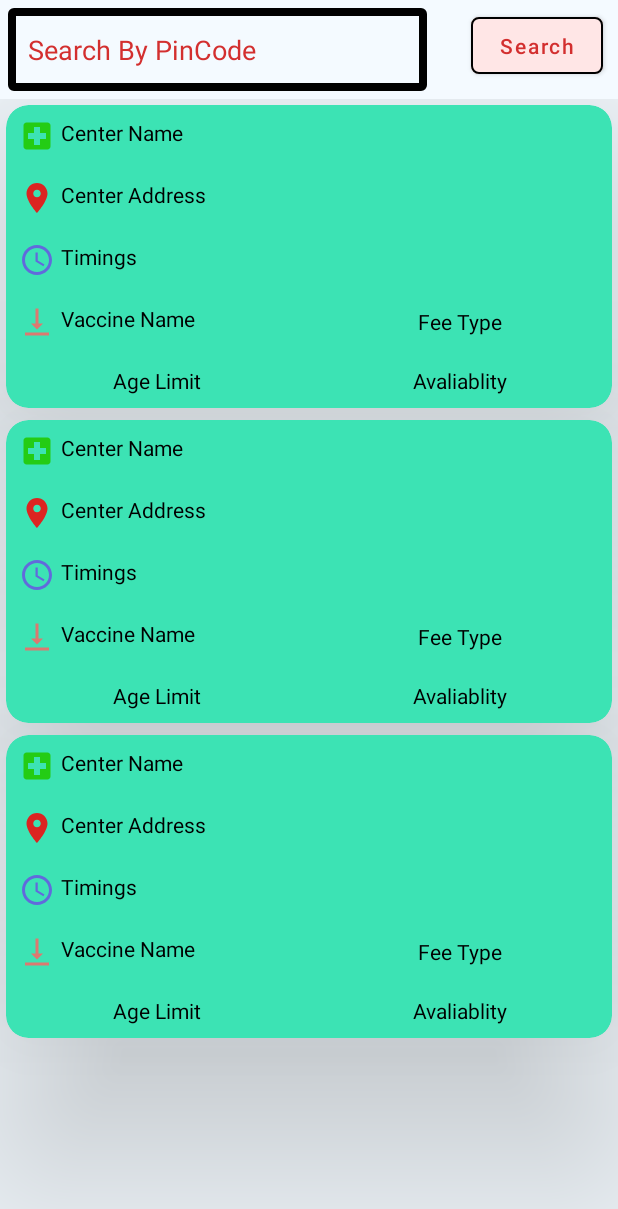
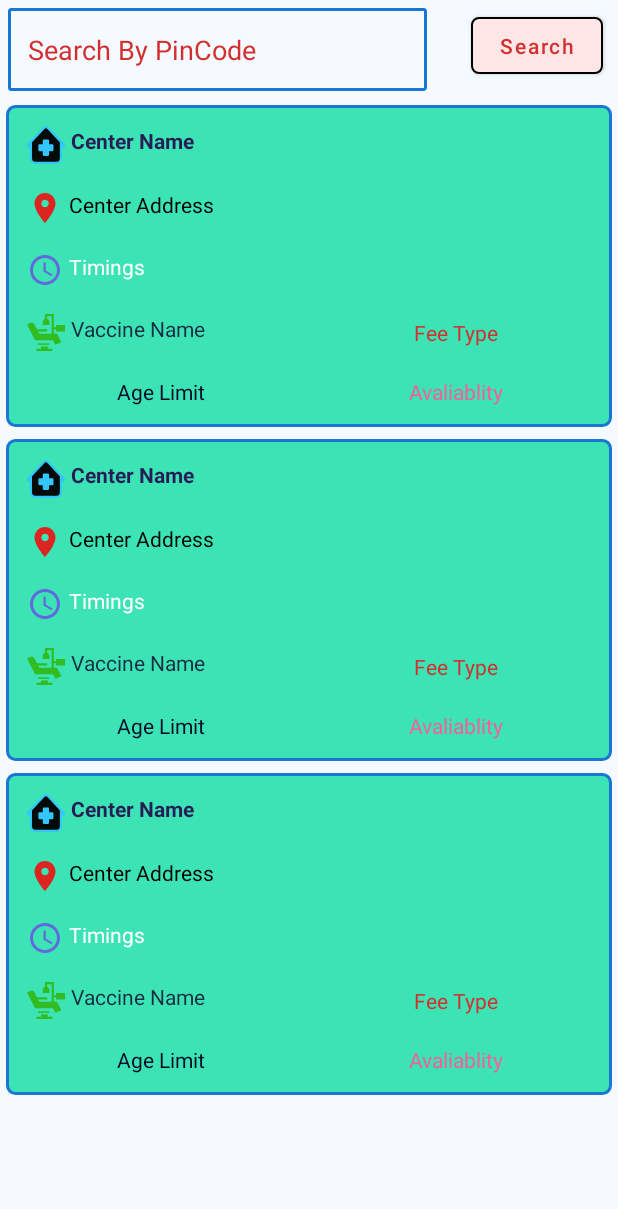
Before and after one commit to PreetishNiket/Covid19Tracker, an Android app: the layout activity_vaccine.xml on its own in the app's theme, with its tools: preview values and no code run, on a phone screen of 412 x 824 dp. Shown: the top 1209 px of the screen. Run offline under Robolectric (Android 15) with nearby library versions, the phone set to English and light mode, and no system bars.

Commit message:
Major Changes Updated

```diff
--- a/app/build.gradle
+++ b/app/build.gradle
@@ -49,6 +49,7 @@ dependencies {
     implementation 'androidx.swiperefreshlayout:swiperefreshlayout:1.1.0'
     //volley
     implementation 'com.android.volley:volley:1.2.0'
-
+    //spotLight
+    implementation 'com.github.takusemba:spotlight:1.1.1'
 
 }
--- a/app/src/main/java/com/example/covid19tracker/VaccineActivity.kt
+++ b/app/src/main/java/com/example/covid19tracker/VaccineActivity.kt
@@ -1,32 +1,37 @@
 package com.example.covid19tracker
 
 import android.app.DatePickerDialog
-import android.app.DownloadManager
 import androidx.appcompat.app.AppCompatActivity
 import android.os.Bundle
 import android.util.Log
 import android.widget.Toast
 import androidx.recyclerview.widget.LinearLayoutManager
 import com.android.volley.Request
-import com.android.volley.Response
 import com.android.volley.toolbox.JsonObjectRequest
-import com.android.volley.toolbox.JsonRequest
 import com.android.volley.toolbox.Volley
 import com.example.covid19tracker.dataClass.SlotModal
 import com.example.covid19tracker.listView.RecyclerViewAdapter
+import com.takusemba.spotlight.SimpleTarget
+import com.takusemba.spotlight.Spotlight
 import kotlinx.android.synthetic.main.activity_vaccine.*
 import org.json.JSONException
 import java.util.*
 import kotlin.collections.ArrayList
 
 class VaccineActivity : AppCompatActivity() {
-    lateinit var centerList: List<SlotModal>
+    private lateinit var centerList: List<SlotModal>
 
     override fun onCreate(savedInstanceState: Bundle?) {
         super.onCreate(savedInstanceState)
         setContentView(R.layout.activity_vaccine)
         supportActionBar?.hide()
         centerList = ArrayList()
+
+//        val TargetOne = SimpleTarget.Builder(this)
+//
+//        val spotlight =Spotlight.with(this)
+//            .setTargets(TargetOne)
+
 
         idBtnSearch.setOnClickListener {
             val pinCode = idEdtPinCode.text.toString()
@@ -46,7 +51,7 @@ class VaccineActivity : AppCompatActivity() {
 //                    loadingPB.setVisibility(View.VISIBLE)
 
                         // on below line we are creating a date string for our date
-                        val dateStr= """$dayOfMonth - ${monthOfYear + 1} - $year"""
+                        val dateStr = """$dayOfMonth - ${monthOfYear + 1} - $year"""
 
                         // on below line we are calling a method to get
                         // the appointment info for vaccination centers
@@ -55,7 +60,8 @@ class VaccineActivity : AppCompatActivity() {
                     },
                     year,
                     month,
-                    day)
+                    day
+                )
                 dpd.show()
             }
         }
@@ -85,7 +91,7 @@ class VaccineActivity : AppCompatActivity() {
                     val centerArray = response.getJSONArray("centers")
 
                     // on below line we are checking if the length of the array is 0.
-                    // the zero length indicates that there is no data for the given pincode.
+                    // the zero length indicates that there is no data for the given pin code.
                     if (centerArray.length() == 0) {
                         Toast.makeText(this, "No Center Found", Toast.LENGTH_SHORT).show()
                     }
@@ -100,13 +106,13 @@ class VaccineActivity : AppCompatActivity() {
                         val centerAddress: String = centerObj.getString("address")
                         val centerFromTime: String = centerObj.getString("from")
                         val centerToTime: String = centerObj.getString("to")
-                        val fee_type: String = centerObj.getString("fee_type")
+                        val feeType: String = centerObj.getString("fee_type")
 
                         // on below line we are creating a variable for our session object
                         val sessionObj = centerObj.getJSONArray("sessions").getJSONObject(0)
                         val ageLimit: Int = sessionObj.getInt("min_age_limit")
                         val vaccineName: String = sessionObj.getString("vaccine")
-                        val avaliableCapacity: Int = sessionObj.getInt("available_capacity")
+                        val availableCapacity: Int = sessionObj.getInt("available_capacity")
 
                         // after extracting all the data we are passing this
                         // data to our modal class we have created
@@ -116,10 +122,10 @@ class VaccineActivity : AppCompatActivity() {
                             centerAddress,
                             centerFromTime,
                             centerToTime,
-                            fee_type,
+                            feeType,
                             ageLimit,
                             vaccineName,
-                            avaliableCapacity
+                            availableCapacity
                         )
                         // after that we are passing this modal to our list on the below line.
                         centerList = centerList + center
@@ -136,7 +142,7 @@ class VaccineActivity : AppCompatActivity() {
 
                 } catch (e: JSONException) {
                     // below line is for handling json exception.
-                    e.printStackTrace();
+                    e.printStackTrace()
                 }
             },
                 { error ->
--- /dev/null
+++ b/app/src/main/res/drawable/card_back.xml
@@ -0,0 +1,15 @@
+<?xml version="1.0" encoding="utf-8"?>
+<shape xmlns:android="http://schemas.android.com/apk/res/android">
+    <solid android:color="#3CE3B4" />
+    <size android:width="10dp" />
+    <padding
+        android:bottom="0dp"
+        android:left="0dp"
+        android:right="0dp"
+        android:top="0dp" />
+    <stroke
+        android:width="2dp"
+        android:color="@color/dark_blue"/>
+    <corners
+       android:radius="5dp"/>
+</shape>
--- a/app/src/main/res/drawable/edittext_back.xml
+++ b/app/src/main/res/drawable/edittext_back.xml
@@ -2,8 +2,8 @@
 <shape xmlns:android="http://schemas.android.com/apk/res/android"
     android:shape="rectangle">
     <stroke
-        android:color="@color/black"
-        android:width="5dp"/>
+        android:color="@color/dark_blue"
+        android:width="2dp"/>
     <corners
         android:radius="1dp"/>
 
--- a/app/src/main/res/drawable/ic__hospital.xml
+++ /dev/null
@@ -1,5 +0,0 @@
-<vector android:height="24dp" android:tint="#24CC14"
-    android:viewportHeight="24" android:viewportWidth="24"
-    android:width="24dp" xmlns:android="http://schemas.android.com/apk/res/android">
-    <path android:fillColor="@android:color/white" android:pathData="M19,3L5,3c-1.1,0 -1.99,0.9 -1.99,2L3,19c0,1.1 0.9,2 2,2h14c1.1,0 2,-0.9 2,-2L21,5c0,-1.1 -0.9,-2 -2,-2zM18,14h-4v4h-4v-4L6,14v-4h4L10,6h4v4h4v4z"/>
-</vector>
--- /dev/null
+++ b/app/src/main/res/drawable/ic_hospital.xml
@@ -0,0 +1,15 @@
+<vector xmlns:android="http://schemas.android.com/apk/res/android"
+    android:width="25.2dp"
+    android:height="25.344099dp"
+    android:alpha="0.95"
+    android:viewportWidth="18.49"
+    android:viewportHeight="17.077">
+    <path
+        android:fillColor="#FF000000"
+        android:pathData="M4.168,16.577a2.225,2.225 0,0 1,-2.222 -2.223L1.946,8.54L1.368,9.107a0.511,0.511 0,0 1,-0.715 -0.729L8.063,1.095a1.653,1.653 0,0 1,2.3 0l7.41,7.283a0.511,0.511 0,0 1,-0.716 0.729l-0.576,-0.567v5.814a2.225,2.225 0,0 1,-2.223 2.223Z"
+        android:strokeWidth="1"
+        android:strokeColor="#32c5ff" />
+    <path
+        android:fillColor="#32c5ff"
+        android:pathData="M8.191,13.449a0.511,0.511 0,0 1,-0.511 -0.511L7.68,11.295L6.036,11.295A0.51,0.51 0,0 1,5.526 10.782L5.526,8.747a0.511,0.511 0,0 1,0.51 -0.511L7.68,8.236L7.68,6.592A0.511,0.511 0,0 1,8.191 6.082L10.226,6.082a0.511,0.511 0,0 1,0.511 0.51L10.737,8.236L12.382,8.236a0.511,0.511 0,0 1,0.511 0.511L12.893,10.782a0.511,0.511 0,0 1,-0.511 0.51L10.74,11.292L10.74,12.938a0.511,0.511 0,0 1,-0.511 0.511Z" />
+</vector>
--- a/app/src/main/res/drawable/ic_vaccine.xml
+++ b/app/src/main/res/drawable/ic_vaccine.xml
@@ -1,5 +1,7 @@
-<vector android:height="24dp" android:tint="#DC7970"
-    android:viewportHeight="24" android:viewportWidth="24"
-    android:width="24dp" xmlns:android="http://schemas.android.com/apk/res/android">
-    <path android:fillColor="@android:color/white" android:pathData="M16,13h-3V3h-2v10H8l4,4 4,-4zM4,19v2h16v-2H4z"/>
+<vector android:alpha="0.95" android:height="24.576dp"
+    android:viewportHeight="15" android:viewportWidth="15.625"
+    android:width="25.6dp" xmlns:android="http://schemas.android.com/apk/res/android">
+    <path android:fillColor="#31bb1a" android:pathData="M8.556,13.125L5.766,13.125L5.766,14.063L3.906,14.063v0.938L10.416,15.001L10.416,14.063L8.556,14.063Z"/>
+    <path android:fillColor="#31bb1a" android:pathData="M4.557,11.875L9.114,11.875L9.114,12.5L4.557,12.5Z"/>
+    <path android:fillColor="#31bb1a" android:pathData="M15.625,7.1V4.462H11.963v0.881h-0.916V0H7.385V1.9A1.327,1.327 0,0 0,6.47 3.141V4.462H9.216V3.141A1.327,1.327 0,0 0,8.3 1.9V0.881h1.831v7.1H5.03L4.572,7.1H8.3V6.223H4.114l-1.043,-2a1.4,1.4 0,0 0,-1.842 -0.591L0,4.218l3.332,6.408h7.324L11.63,12.5l2.529,-1.043L12.354,7.984H11.047V6.223h0.916V7.1Z"/>
 </vector>
--- a/app/src/main/res/layout/activity_vaccine.xml
+++ b/app/src/main/res/layout/activity_vaccine.xml
@@ -21,8 +21,10 @@
             android:layout_marginEnd="5dp"
             android:layout_marginBottom="5dp"
             android:padding="13dp"
+            android:clickable="true"
+
             android:background="@drawable/edittext_back"
-            android:hint="Search By PinCode"
+            android:hint="@string/search_by_pincode"
             android:inputType="number"
             android:textColorHint="@color/dark_red"
             android:textColor="@color/dark_red" />
--- a/app/src/main/res/layout/item_rv.xml
+++ b/app/src/main/res/layout/item_rv.xml
@@ -1,13 +1,11 @@
 <?xml version="1.0" encoding="utf-8"?>
-<androidx.cardview.widget.CardView
+<LinearLayout
     xmlns:android="http://schemas.android.com/apk/res/android"
     xmlns:app="http://schemas.android.com/apk/res-auto"
-    android:layout_width="match_parent"
-    app:cardElevation="80dp"
-    app:cardCornerRadius="15dp"
-    app:cardBackgroundColor="#3CE3B4"
+    android:layout_width="wrap_content"
     android:layout_height="wrap_content"
-
+    android:background="@drawable/card_back"
+    android:padding="5dp"
     android:layout_margin="4dp">
 
     <RelativeLayout
@@ -23,8 +21,9 @@
             android:drawablePadding="4dp"
             android:padding="5dp"
             android:text="Center Name"
-            android:textColor="#000"
-            app:drawableLeftCompat="@drawable/ic__hospital" />
+            android:textColor="#261D56"
+            android:textStyle="bold"
+            app:drawableLeftCompat="@drawable/ic_hospital" />
 
         <!--text view for displaying center address-->
         <TextView
@@ -49,7 +48,7 @@
             android:drawablePadding="4dp"
             android:padding="5dp"
             android:text="Timings"
-            android:textColor="@color/black"
+            android:textColor="#fff"
             app:drawableLeftCompat="@drawable/ic_time" />
 
         <LinearLayout
@@ -67,11 +66,11 @@
                 android:layout_height="wrap_content"
                 android:layout_margin="3dp"
                 android:layout_weight="1"
-                android:drawableLeft="@drawable/ic_vaccine"
                 android:drawablePadding="4dp"
                 android:padding="5dp"
                 android:text="Vaccine Name"
-                android:textColor="@color/black" />
+                android:textColor="#182940"
+                app:drawableLeftCompat="@drawable/ic_vaccine" />
 
             <!--text view for displaying center fees type-->
             <TextView
@@ -84,7 +83,7 @@
                 android:padding="5dp"
                 android:text="Fee Type"
                 android:textAlignment="center"
-                android:textColor="@color/black" />
+                android:textColor="@color/dark_red" />
         </LinearLayout>
 
         <LinearLayout
@@ -106,7 +105,7 @@
                 android:padding="5dp"
                 android:text="Age Limit"
                 android:textAlignment="center"
-                android:textColor="@color/black" />
+                android:textColor="#010823" />
 
             <!--text view for displaying center availability-->
             <TextView
@@ -119,10 +118,10 @@
                 android:padding="5dp"
                 android:text="Avaliablity"
                 android:textAlignment="center"
-                android:textColor="@color/black" />
+                android:textColor="#F65F9C" />
 
         </LinearLayout>
 
     </RelativeLayout>
 
-</androidx.cardview.widget.CardView>
+</LinearLayout>
--- a/app/src/main/res/values/strings.xml
+++ b/app/src/main/res/values/strings.xml
@@ -9,4 +9,5 @@
     <!-- TODO: Remove or change this placeholder text -->
     <string name="hello_blank_fragment">Hello blank fragment</string>
     <string name="covid_19_tracker">Covid-19 Tracker</string>
+    <string name="search_by_pincode">Search By PinCode</string>
 </resources>
```
